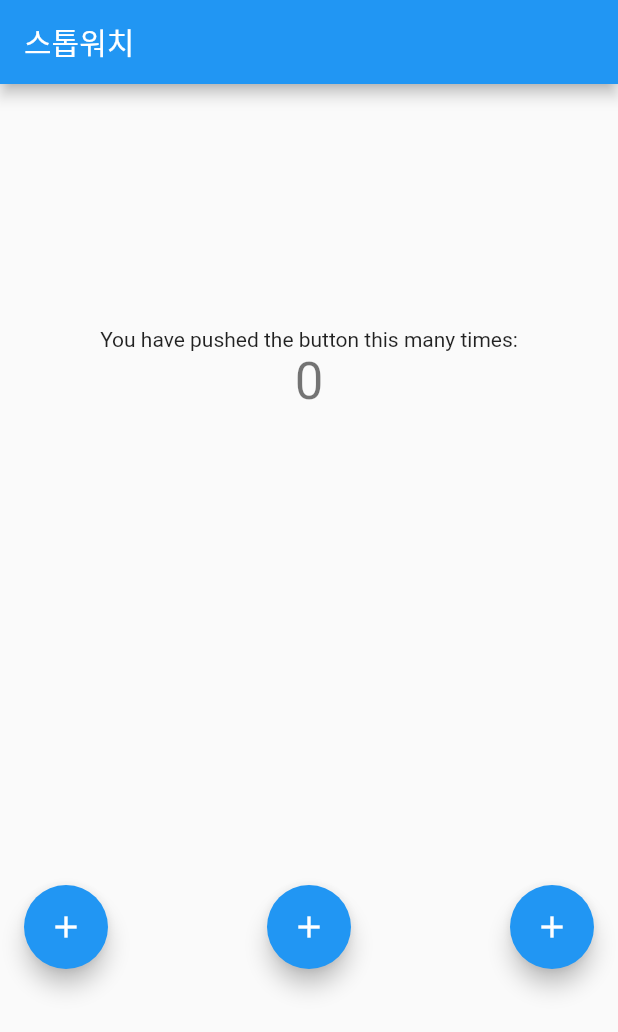
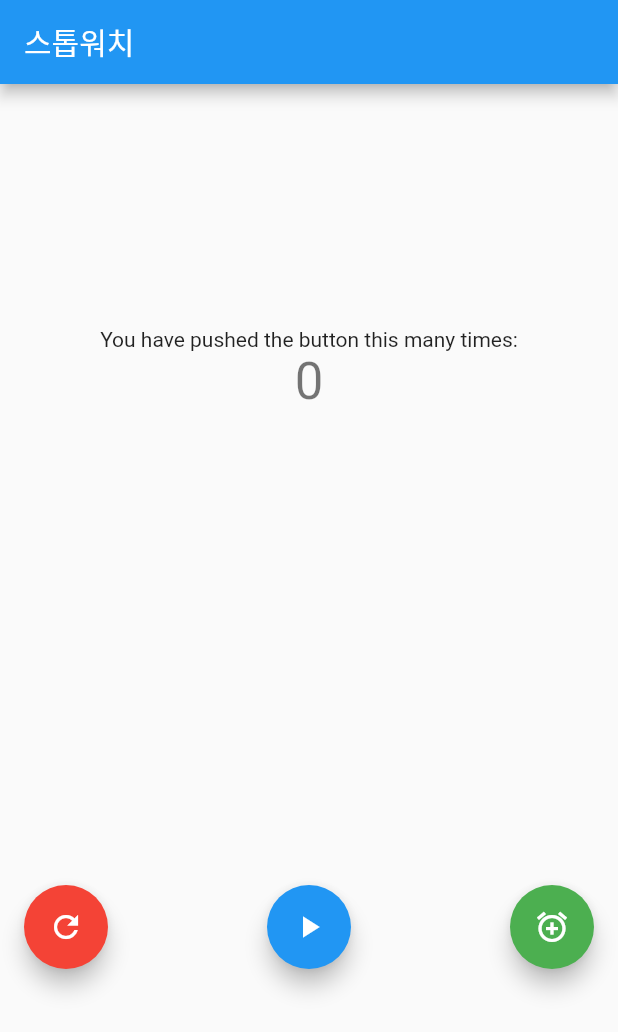
Before and after one commit to navyCK/stopwatch_app, a Flutter app: the screen it shows after launch, on a phone screen of 412 x 824 dp. Shown: the top 1032 px of the screen. Run offline on Flutter 3.47's test engine with Material 2 defaults, Android fonts, the phone set to English and light mode, and no system bars.

Commit message:
버튼 디자인 변경

```diff
--- a/lib/main.dart
+++ b/lib/main.dart
@@ -5,25 +5,12 @@ void main() {
 }
 
 class MyApp extends StatelessWidget {
-  // This widget is the root of your application.
   @override
   Widget build(BuildContext context) {
     return MaterialApp(
       title: 'Flutter Demo',
       theme: ThemeData(
-        // This is the theme of your application.
-        //
-        // Try running your application with "flutter run". You'll see the
-        // application has a blue toolbar. Then, without quitting the app, try
-        // changing the primarySwatch below to Colors.green and then invoke
-        // "hot reload" (press "r" in the console where you ran "flutter run",
-        // or simply save your changes to "hot reload" in a Flutter IDE).
-        // Notice that the counter didn't reset back to zero; the application
-        // is not restarted.
         primarySwatch: Colors.blue,
-        // This makes the visual density adapt to the platform that you run
-        // the app on. For desktop platforms, the controls will be smaller and
-        // closer together (more dense) than on mobile platforms.
         visualDensity: VisualDensity.adaptivePlatformDensity,
       ),
       home: MyHomePage(title: '스톱워치'),
@@ -33,15 +20,6 @@ class MyApp extends StatelessWidget {
 
 class MyHomePage extends StatefulWidget {
   MyHomePage({Key key, this.title}) : super(key: key);
-
-  // This widget is the home page of your application. It is stateful, meaning
-  // that it has a State object (defined below) that contains fields that affect
-  // how it looks.
-
-  // This class is the configuration for the state. It holds the values (in this
-  // case the title) provided by the parent (in this case the App widget) and
-  // used by the build method of the State. Fields in a Widget subclass are
-  // always marked "final".
 
   final String title;
 
@@ -54,47 +32,18 @@ class _MyHomePageState extends State<MyHomePage> {
 
   void _incrementCounter() {
     setState(() {
-      // This call to setState tells the Flutter framework that something has
-      // changed in this State, which causes it to rerun the build method below
-      // so that the display can reflect the updated values. If we changed
-      // _counter without calling setState(), then the build method would not be
-      // called again, and so nothing would appear to happen.
       _counter++;
     });
   }
 
   @override
   Widget build(BuildContext context) {
-    // This method is rerun every time setState is called, for instance as done
-    // by the _incrementCounter method above.
-    //
-    // The Flutter framework has been optimized to make rerunning build methods
-    // fast, so that you can just rebuild anything that needs updating rather
-    // than having to individually change instances of widgets.
     return Scaffold(
       appBar: AppBar(
-        // Here we take the value from the MyHomePage object that was created by
-        // the App.build method, and use it to set our appbar title.
         title: Text(widget.title),
       ),
       body: Center(
-        // Center is a layout widget. It takes a single child and positions it
-        // in the middle of the parent.
         child: Column(
-          // Column is also a layout widget. It takes a list of children and
-          // arranges them vertically. By default, it sizes itself to fit its
-          // children horizontally, and tries to be as tall as its parent.
-          //
-          // Invoke "debug painting" (press "p" in the console, choose the
-          // "Toggle Debug Paint" action from the Flutter Inspector in Android
-          // Studio, or the "Toggle Debug Paint" command in Visual Studio Code)
-          // to see the wireframe for each widget.
-          //
-          // Column has various properties to control how it sizes itself and
-          // how it positions its children. Here we use mainAxisAlignment to
-          // center the children vertically; the main axis here is the vertical
-          // axis because Columns are vertical (the cross axis would be
-          // horizontal).
           mainAxisAlignment: MainAxisAlignment.center,
           children: <Widget>[
             Text(
@@ -116,7 +65,8 @@ class _MyHomePageState extends State<MyHomePage> {
                     child: FloatingActionButton(
                       onPressed: _incrementCounter,
                       tooltip: 'Increment',
-                      child: Icon(Icons.add),
+                      child: Icon(Icons.refresh),
+                      backgroundColor: Colors.red,
                     ),
                   ),
                   Align(
@@ -124,7 +74,7 @@ class _MyHomePageState extends State<MyHomePage> {
                     child: FloatingActionButton(
                       onPressed: _incrementCounter,
                       tooltip: 'Increment',
-                      child: Icon(Icons.add),
+                      child: Icon(Icons.play_arrow),
                     ),
                   ),
                   Align(
@@ -132,7 +82,8 @@ class _MyHomePageState extends State<MyHomePage> {
                     child: FloatingActionButton(
                       onPressed: _incrementCounter,
                       tooltip: 'Increment',
-                      child: Icon(Icons.add),
+                      child: Icon(Icons.add_alarm),
+                      backgroundColor: Colors.green,
                     ),
                   ),
                 ],
@@ -140,7 +91,7 @@ class _MyHomePageState extends State<MyHomePage> {
             )
           ],
         ),
-      ), // This trailing comma makes auto-formatting nicer for build methods.
+      ),
     );
   }
 }
```
